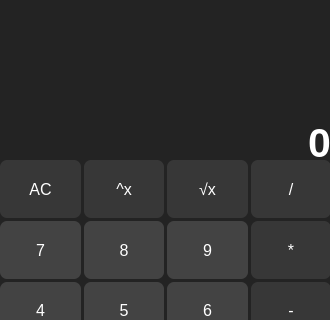
The window that app.ui (PirinenAO/qt-calculator) describes before a commit, drawn with Qt 5; both pictures show x 0 to 330 and y 0 to 320 of the 330 by 465 pixel window.
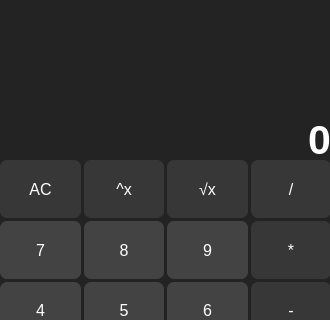
The same window after the commit.

Commit message: bug fixes and adding history display

```diff
--- a/app.ui
+++ b/app.ui
@@ -59,9 +59,9 @@
     <property name="geometry">
      <rect>
       <x>0</x>
-      <y>70</y>
+      <y>92</y>
       <width>331</width>
-      <height>96</height>
+      <height>71</height>
      </rect>
     </property>
     <layout class="QVBoxLayout" name="Main_Display">
@@ -75,7 +75,7 @@
        </property>
        <property name="font">
         <font>
-         <family>Segoe UI</family>
+         <family>Arial</family>
          <pointsize>31</pointsize>
          <bold>true</bold>
         </font>
@@ -93,7 +93,7 @@
         <set>Qt::AlignBottom|Qt::AlignRight|Qt::AlignTrailing</set>
        </property>
        <property name="margin">
-        <number>20</number>
+        <number>14</number>
        </property>
        <property name="indent">
         <number>0</number>
```
Left out of the diff: 50 changed lines with no effect on the pictures. The commit also changes 2 other files.
